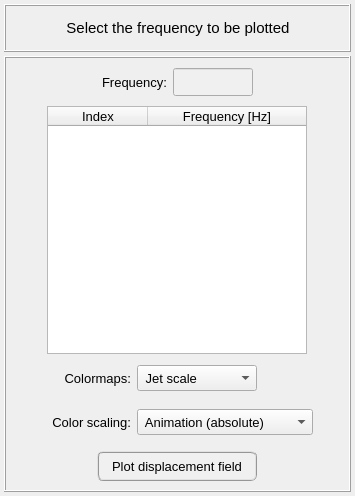
First picture: the form in pulse/interface/ui_files/plots/results/structural/plot_nodal_results_field_for_harmonic_analysis.ui, repository open-pulse/OpenPulse, before the edit.
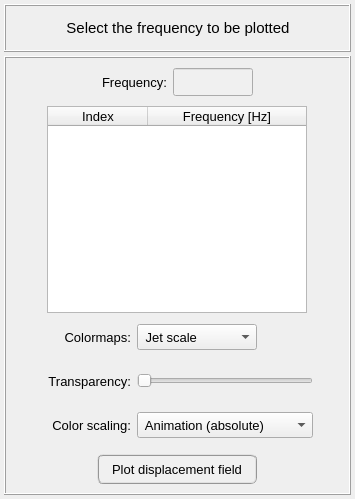
Second picture: the form after the edit.

Patch:
```diff
--- a/pulse/interface/ui_files/plots/results/structural/plot_nodal_results_field_for_harmonic_analysis.ui
+++ b/pulse/interface/ui_files/plots/results/structural/plot_nodal_results_field_for_harmonic_analysis.ui
@@ -7,7 +7,7 @@
     <x>0</x>
     <y>0</y>
     <width>355</width>
-    <height>496</height>
+    <height>499</height>
    </rect>
   </property>
   <property name="maximumSize">
@@ -207,96 +207,7 @@
         </layout>
        </widget>
       </item>
-      <item row="1" column="0">
-       <widget class="QFrame" name="frame_treeWidget">
-        <property name="frameShape">
-         <enum>QFrame::NoFrame</enum>
-        </property>
-        <property name="frameShadow">
-         <enum>QFrame::Raised</enum>
-        </property>
-        <layout class="QGridLayout" name="gridLayout_3">
-         <property name="leftMargin">
-          <number>0</number>
-         </property>
-         <property name="topMargin">
-          <number>0</number>
-         </property>
-         <property name="rightMargin">
-          <number>0</number>
-         </property>
-         <property name="bottomMargin">
-          <number>0</number>
-         </property>
-         <property name="spacing">
-          <number>0</number>
-         </property>
-         <item row="0" column="0">
-          <widget class="QTreeWidget" name="treeWidget_frequencies">
-           <property name="minimumSize">
-            <size>
-             <width>260</width>
-             <height>0</height>
-            </size>
-           </property>
-           <property name="maximumSize">
-            <size>
-             <width>260</width>
-             <height>415</height>
-            </size>
-           </property>
-           <property name="font">
-            <font>
-             <family>MS Shell Dlg 2</family>
-             <pointsize>10</pointsize>
-             <weight>50</weight>
-             <italic>false</italic>
-             <bold>false</bold>
-            </font>
-           </property>
-           <property name="alternatingRowColors">
-            <bool>true</bool>
-           </property>
-           <property name="indentation">
-            <number>0</number>
-           </property>
-           <column>
-            <property name="text">
-             <string>Index</string>
-            </property>
-            <property name="font">
-             <font>
-              <family>MS Shell Dlg 2</family>
-              <pointsize>10</pointsize>
-             </font>
-            </property>
-            <property name="textAlignment">
-             <set>AlignCenter</set>
-            </property>
-           </column>
-           <column>
-            <property name="text">
-             <string notr="true">Frequency [Hz]</string>
-            </property>
-            <property name="font">
-             <font>
-              <family>MS Shell Dlg 2</family>
-              <pointsize>10</pointsize>
-              <weight>50</weight>
-              <italic>false</italic>
-              <bold>false</bold>
-             </font>
-            </property>
-            <property name="textAlignment">
-             <set>AlignCenter</set>
-            </property>
-           </column>
-          </widget>
-         </item>
-        </layout>
-       </widget>
-      </item>
-      <item row="3" column="0">
+      <item row="4" column="0">
        <widget class="QFrame" name="frame_scalling">
         <property name="minimumSize">
          <size>
@@ -476,21 +387,15 @@
         </layout>
        </widget>
       </item>
-      <item row="4" column="0">
-       <widget class="QFrame" name="frame_button">
-        <property name="minimumSize">
-         <size>
-          <width>0</width>
-          <height>40</height>
-         </size>
-        </property>
+      <item row="1" column="0">
+       <widget class="QFrame" name="frame_treeWidget">
         <property name="frameShape">
          <enum>QFrame::NoFrame</enum>
         </property>
         <property name="frameShadow">
          <enum>QFrame::Raised</enum>
         </property>
-        <layout class="QGridLayout" name="gridLayout_7">
+        <layout class="QGridLayout" name="gridLayout_3">
          <property name="leftMargin">
           <number>0</number>
          </property>
@@ -507,17 +412,17 @@
           <number>0</number>
          </property>
          <item row="0" column="0">
-          <widget class="QPushButton" name="pushButton_plot">
+          <widget class="QTreeWidget" name="treeWidget_frequencies">
            <property name="minimumSize">
             <size>
-             <width>160</width>
-             <height>30</height>
+             <width>260</width>
+             <height>0</height>
             </size>
            </property>
            <property name="maximumSize">
             <size>
-             <width>160</width>
-             <height>30</height>
+             <width>260</width>
+             <height>415</height>
             </size>
            </property>
            <property name="font">
@@ -529,15 +434,43 @@
              <bold>false</bold>
             </font>
            </property>
-           <property name="styleSheet">
-            <string notr="true">QPushButton{border-radius: 6px; border-color: rgb(150, 150, 150); border-style: ridge; border-width: 2px; color: rgb(0, 0, 0); background-color: rgb(240, 240, 240)}
-QPushButton:hover{border-radius: 6px; border-color: rgb(0, 170, 255); border-style: ridge; border-width: 2px; color: rgb(0, 0, 0); background-color: rgba(174, 213, 255, 100)}
-QPushButton:pressed{border-radius: 6px; border-color: rgb(0, 170, 255); border-style: ridge; border-width: 2px; color: rgb(0, 0, 0); background-color: rgb(174, 213, 255)}
-QPushButton:disabled{border-radius: 6px; border-color: rgb(150, 150, 150); border-style: ridge; border-width: 0px; color: rgb(150,150, 150); background-color: rgb(220, 220, 220)}</string>
+           <property name="alternatingRowColors">
+            <bool>true</bool>
            </property>
-           <property name="text">
-            <string>Plot displacement field</string>
+           <property name="indentation">
+            <number>0</number>
            </property>
+           <column>
+            <property name="text">
+             <string>Index</string>
+            </property>
+            <property name="font">
+             <font>
+              <family>MS Shell Dlg 2</family>
+              <pointsize>10</pointsize>
+             </font>
+            </property>
+            <property name="textAlignment">
+             <set>AlignCenter</set>
+            </property>
+           </column>
+           <column>
+            <property name="text">
+             <string notr="true">Frequency [Hz]</string>
+            </property>
+            <property name="font">
+             <font>
+              <family>MS Shell Dlg 2</family>
+              <pointsize>10</pointsize>
+              <weight>50</weight>
+              <italic>false</italic>
+              <bold>false</bold>
+             </font>
+            </property>
+            <property name="textAlignment">
+             <set>AlignCenter</set>
+            </property>
+           </column>
           </widget>
          </item>
         </layout>
@@ -735,6 +668,181 @@
         </layout>
        </widget>
       </item>
+      <item row="5" column="0">
+       <widget class="QFrame" name="frame_button">
+        <property name="minimumSize">
+         <size>
+          <width>0</width>
+          <height>40</height>
+         </size>
+        </property>
+        <property name="frameShape">
+         <enum>QFrame::NoFrame</enum>
+        </property>
+        <property name="frameShadow">
+         <enum>QFrame::Raised</enum>
+        </property>
+        <layout class="QGridLayout" name="gridLayout_7">
+         <property name="leftMargin">
+          <number>0</number>
+         </property>
+         <property name="topMargin">
+          <number>0</number>
+         </property>
+         <property name="rightMargin">
+          <number>0</number>
+         </property>
+         <property name="bottomMargin">
+          <number>0</number>
+         </property>
+         <property name="spacing">
+          <number>0</number>
+         </property>
+         <item row="0" column="0">
+          <widget class="QPushButton" name="pushButton_plot">
+           <property name="minimumSize">
+            <size>
+             <width>160</width>
+             <height>30</height>
+            </size>
+           </property>
+           <property name="maximumSize">
+            <size>
+             <width>160</width>
+             <height>30</height>
+            </size>
+           </property>
+           <property name="font">
+            <font>
+             <family>MS Shell Dlg 2</family>
+             <pointsize>10</pointsize>
+             <weight>50</weight>
+             <italic>false</italic>
+             <bold>false</bold>
+            </font>
+           </property>
+           <property name="styleSheet">
+            <string notr="true">QPushButton{border-radius: 6px; border-color: rgb(150, 150, 150); border-style: ridge; border-width: 2px; color: rgb(0, 0, 0); background-color: rgb(240, 240, 240)}
+QPushButton:hover{border-radius: 6px; border-color: rgb(0, 170, 255); border-style: ridge; border-width: 2px; color: rgb(0, 0, 0); background-color: rgba(174, 213, 255, 100)}
+QPushButton:pressed{border-radius: 6px; border-color: rgb(0, 170, 255); border-style: ridge; border-width: 2px; color: rgb(0, 0, 0); background-color: rgb(174, 213, 255)}
+QPushButton:disabled{border-radius: 6px; border-color: rgb(150, 150, 150); border-style: ridge; border-width: 0px; color: rgb(150,150, 150); background-color: rgb(220, 220, 220)}</string>
+           </property>
+           <property name="text">
+            <string>Plot displacement field</string>
+           </property>
+          </widget>
+         </item>
+        </layout>
+       </widget>
+      </item>
+      <item row="3" column="0">
+       <widget class="QFrame" name="frame_4">
+        <property name="minimumSize">
+         <size>
+          <width>0</width>
+          <height>40</height>
+         </size>
+        </property>
+        <property name="maximumSize">
+         <size>
+          <width>16777215</width>
+          <height>40</height>
+         </size>
+        </property>
+        <property name="frameShape">
+         <enum>QFrame::NoFrame</enum>
+        </property>
+        <property name="frameShadow">
+         <enum>QFrame::Raised</enum>
+        </property>
+        <layout class="QGridLayout" name="gridLayout_8">
+         <property name="leftMargin">
+          <number>0</number>
+         </property>
+         <property name="topMargin">
+          <number>0</number>
+         </property>
+         <property name="rightMargin">
+          <number>0</number>
+         </property>
+         <property name="bottomMargin">
+          <number>0</number>
+         </property>
+         <item row="0" column="1">
+          <widget class="QLabel" name="label_3">
+           <property name="minimumSize">
+            <size>
+             <width>90</width>
+             <height>26</height>
+            </size>
+           </property>
+           <property name="maximumSize">
+            <size>
+             <width>90</width>
+             <height>26</height>
+            </size>
+           </property>
+           <property name="font">
+            <font>
+             <pointsize>10</pointsize>
+            </font>
+           </property>
+           <property name="text">
+            <string>Transparency:</string>
+           </property>
+           <property name="alignment">
+            <set>Qt::AlignRight|Qt::AlignTrailing|Qt::AlignVCenter</set>
+           </property>
+          </widget>
+         </item>
+         <item row="0" column="2">
+          <widget class="QSlider" name="slider_transparency">
+           <property name="minimumSize">
+            <size>
+             <width>176</width>
+             <height>0</height>
+            </size>
+           </property>
+           <property name="maximumSize">
+            <size>
+             <width>176</width>
+             <height>16777215</height>
+            </size>
+           </property>
+           <property name="orientation">
+            <enum>Qt::Horizontal</enum>
+           </property>
+          </widget>
+         </item>
+         <item row="0" column="3">
+          <spacer name="horizontalSpacer_6">
+           <property name="orientation">
+            <enum>Qt::Horizontal</enum>
+           </property>
+           <property name="sizeHint" stdset="0">
+            <size>
+             <width>40</width>
+             <height>20</height>
+            </size>
+           </property>
+          </spacer>
+         </item>
+         <item row="0" column="0">
+          <spacer name="horizontalSpacer_7">
+           <property name="orientation">
+            <enum>Qt::Horizontal</enum>
+           </property>
+           <property name="sizeHint" stdset="0">
+            <size>
+             <width>40</width>
+             <height>20</height>
+            </size>
+           </property>
+          </spacer>
+         </item>
+        </layout>
+       </widget>
+      </item>
      </layout>
     </widget>
    </item>
```
